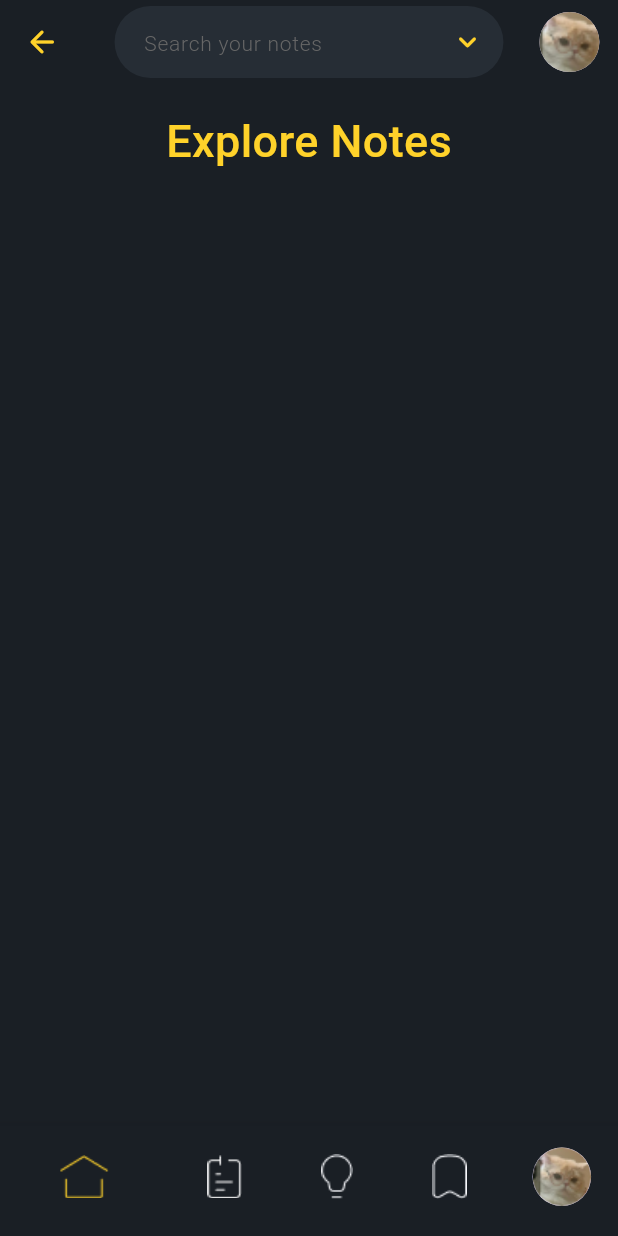
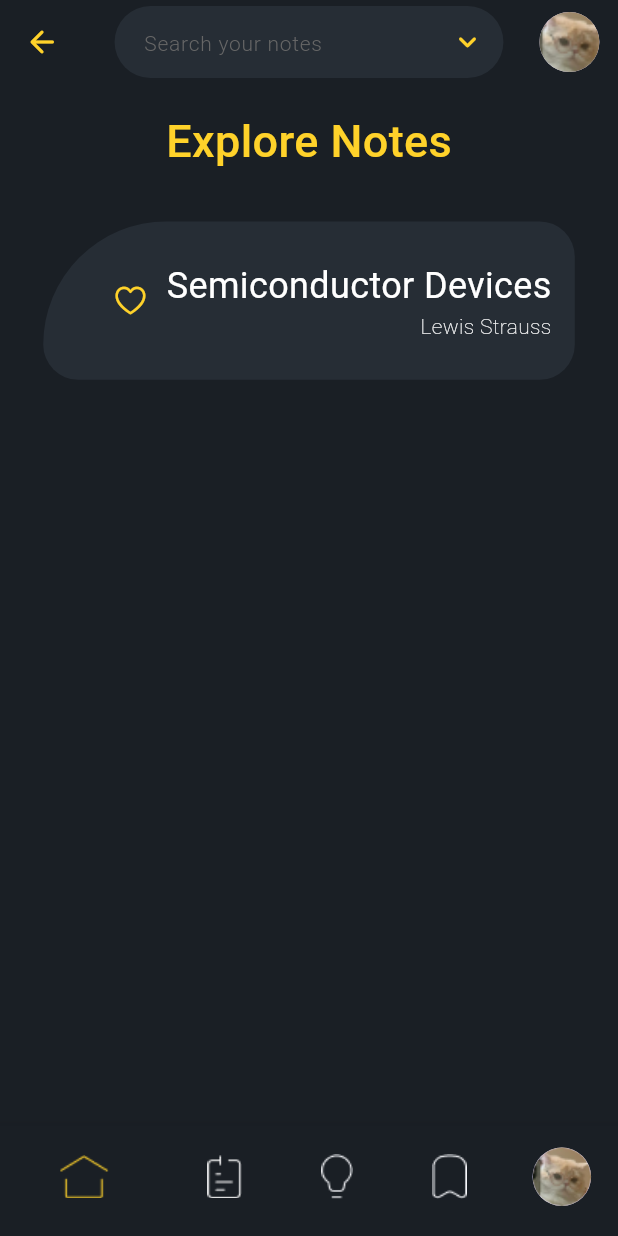
Before and after one commit to TeeWrath/NoteX, a Flutter app: the screen it shows after launch, on a phone screen of 412 x 824 dp. Run offline on Flutter 3.47's test engine with Material 3 defaults, Android fonts, the phone set to English and light mode, and no system bars; drawn by our look-alikes of flutter_platform_widgets; our stand-ins replace file_picker, flutter_screenutil, get_it, go_router, google_fonts, image_picker.

Commit message:
feat: explore notes page

```diff
--- a/lib/core/theme/app_theme.dart
+++ b/lib/core/theme/app_theme.dart
@@ -1,5 +1,6 @@
 import 'package:flutter/cupertino.dart';
 import 'package:flutter/material.dart';
+import 'package:flutter_platform_widgets/flutter_platform_widgets.dart';
 import 'package:google_fonts/google_fonts.dart';
 
 class AppTheme {
@@ -8,8 +9,14 @@ class AppTheme {
   static const Color _primaryColorDark = Color.fromARGB(255, 38, 45, 53);
   static const Color _secondaryColorDark = Color.fromARGB(255, 255, 210, 42);
 
+  // static ThemeData platformIndiThemeData() {
+  //   return platformThemeData(context, material: , cupertino: cupDark());
+  // }
+
   static ThemeData dark() {
-    return ThemeData(fontFamily: GoogleFonts.manrope().fontFamily).copyWith(
+    return ThemeData(
+            useMaterial3: false, fontFamily: GoogleFonts.manrope().fontFamily)
+        .copyWith(
       scaffoldBackgroundColor: _scaffoldColorDark,
       primaryColorDark: _primaryColorDark,
       primaryColor: _primaryColorDark,
--- a/lib/core/widgets/cards/notes_card.dart
+++ b/lib/core/widgets/cards/notes_card.dart
@@ -1,20 +1,122 @@
+import 'package:flutter/cupertino.dart';
 import 'package:flutter/material.dart';
+import 'package:flutter_platform_widgets/flutter_platform_widgets.dart';
 import 'package:flutter_screenutil/flutter_screenutil.dart';
 import 'package:notex/core/theme/app_theme.dart';
 
 class NotesCard extends StatelessWidget {
-  const NotesCard({super.key});
+  const NotesCard(
+      {super.key,
+      // this.height,
+      // this.width,
+      this.padding,
+      this.margin,
+      this.alignment,
+      required this.isActive,
+      this.subjectName,
+      this.authorName,
+      this.semester,
+      this.upVotes});
+  // final double? height;
+  // final double? width;
+  final EdgeInsets? padding;
+  final EdgeInsets? margin;
+  final AlignmentGeometry? alignment;
+  final bool isActive;
+  final String? subjectName;
+  final String? authorName;
+  final String? semester;
+  final String? upVotes;
 
   @override
   Widget build(BuildContext context) {
     return Container(
       decoration: BoxDecoration(
           borderRadius: BorderRadius.only(
-              topLeft: Radius.circular(120.r),
-              topRight: Radius.circular(40.r),
-              bottomLeft: Radius.circular(40.r),
-              bottomRight: Radius.circular(40.r)),
-          color: AppTheme.dark().primaryColor),
+              topLeft: Radius.circular(175.r),
+              topRight: Radius.circular(50.r),
+              bottomLeft: Radius.circular(50.r),
+              bottomRight: Radius.circular(50.r)),
+          color: isActive
+              ? AppTheme.dark().colorScheme.secondary
+              : AppTheme.dark().primaryColor),
+      height: isActive ? 75.h : 50.h,
+      width: 0.86.sw,
+      padding: padding ?? EdgeInsets.fromLTRB(50.w, 6.h, 50.w, 6.h),
+      margin: margin,
+      alignment: alignment,
+      child: Row(
+        mainAxisAlignment: MainAxisAlignment.center,
+        crossAxisAlignment: CrossAxisAlignment.center,
+        children: [
+          SizedBox(
+            width: 20.w,
+          ),
+          isActive
+              ? Image.asset('assets/notesimg.png')
+              : IconButton(
+                  onPressed: () {},
+                  icon: Icon(
+                    CupertinoIcons.heart,
+                    color: AppTheme.dark().colorScheme.secondary,
+                    size: 24,
+                  )),
+          const Spacer(),
+          Column(
+            mainAxisAlignment: MainAxisAlignment.center,
+            crossAxisAlignment: CrossAxisAlignment.end,
+            children: [
+              Flexible(
+                child: Text(
+                  subjectName ?? 'Semiconductor Devices',
+                  softWrap: true,
+                  overflow: TextOverflow.ellipsis,
+                  style: isActive
+                      ? AppTheme.dark().textTheme.titleSmall!.copyWith()
+                      : AppTheme.dark().textTheme.titleMedium!.copyWith(
+                          fontWeight: FontWeight.w400, color: Colors.white),
+                ),
+              ),
+              Text(
+                authorName ?? 'Lewis Strauss',
+                style: isActive
+                    ? AppTheme.dark()
+                        .textTheme
+                        .bodyMedium!
+                        .copyWith(fontWeight: FontWeight.w400)
+                    : AppTheme.dark().textTheme.bodyLarge!.copyWith(
+                        color: Colors.white, fontWeight: FontWeight.w200),
+              ),
+              // SizedBox(
+              //   height: 2.h,
+              // ),
+              if (isActive) ...[
+                IconButton(
+                    onPressed: () {},
+                    icon: const Icon(
+                      CupertinoIcons.heart,
+                      color: Colors.black,
+                      // size: 20,
+                    )),
+                Text(
+                  semester != null ? 'Semester $semester' : 'Semester III',
+                  style: AppTheme.dark()
+                      .textTheme
+                      .bodyLarge!
+                      .copyWith(fontWeight: FontWeight.w500),
+                ),
+                Text(
+                  upVotes != null ? '$upVotes Upvotes' : 'X Upvotes',
+                  style: AppTheme.dark()
+                      .textTheme
+                      .bodySmall!
+                      .copyWith(fontWeight: FontWeight.w300),
+                )
+              ],
+            ],
+          )
+        ],
+      ),
     );
   }
 }
--- a/lib/main.dart
+++ b/lib/main.dart
@@ -33,6 +33,8 @@ class MyApp extends StatelessWidget {
       designSize: const Size(844, 390),
       minTextAdapt: true,
       child: PlatformProvider(
+          settings:
+              PlatformSettingsData(matchMaterialCaseForPlatformText: true),
           builder: (context) => PlatformTheme(
                 materialDarkTheme: AppTheme.dark(),
                 cupertinoDarkTheme: AppTheme.cupDark(),
@@ -50,9 +52,3 @@ class MyApp extends StatelessWidget {
     );
   }
 }
-
-// MaterialApp.router(
-//         debugShowCheckedModeBanner: false,
-//         theme: AppTheme.dark(),
-//         routerConfig: AppRouteConfig.returnRouter(),
-//       )
--- a/lib/screens/notes/explore_notes.dart
+++ b/lib/screens/notes/explore_notes.dart
@@ -1,6 +1,8 @@
 import 'package:flutter/material.dart';
+import 'package:flutter_platform_widgets/flutter_platform_widgets.dart';
 import 'package:flutter_screenutil/flutter_screenutil.dart';
 import 'package:notex/core/theme/app_theme.dart';
+import 'package:notex/core/widgets/cards/notes_card.dart';
 import 'package:notex/core/widgets/common_scaffold.dart';
 
 class ExploreNotes extends StatelessWidget {
@@ -27,6 +29,7 @@ class ExploreNotes extends StatelessWidget {
               SizedBox(
                 height: 15.h,
               ),
+              NotesCard(isActive: false)
               ],
             ),
           ),
```
Also changed, not shown: assets/notesimg.png (added).
